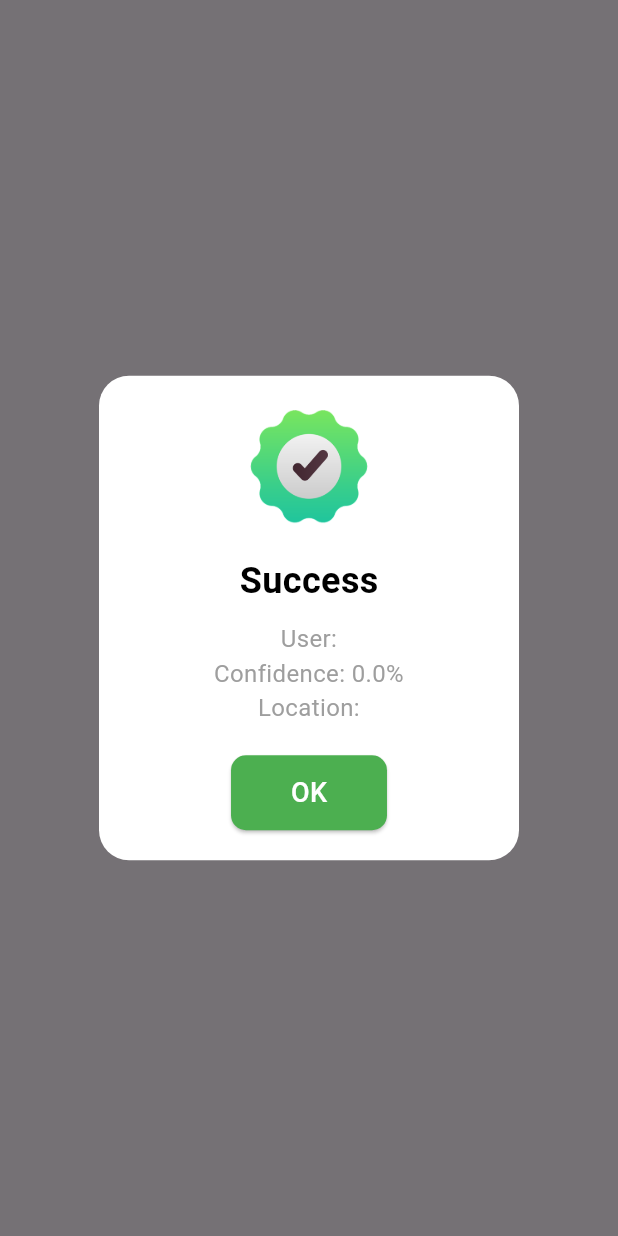
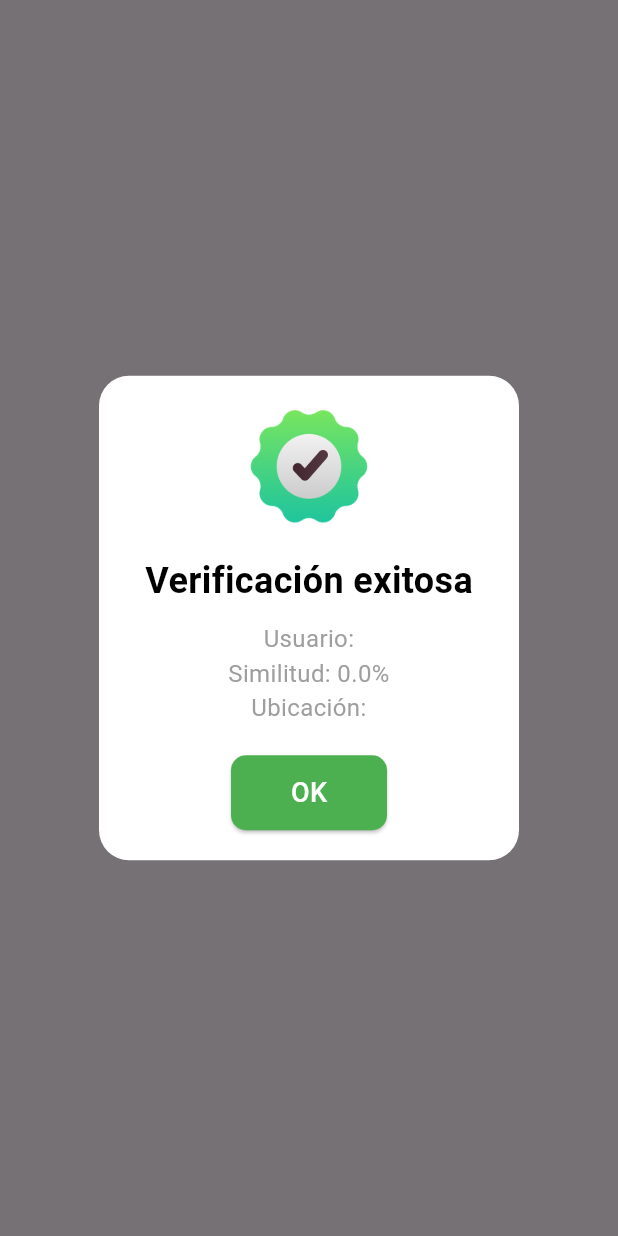
Before and after one commit to tatanardila99/recognitionApp, a Flutter app: what showSuccessDialog() shows on an empty page, opened directly with empty values, on a phone screen of 412 x 824 dp. Run offline on Flutter 3.47's test engine with Material 3 defaults, Android fonts, the phone set to English and light mode, and no system bars; our stand-ins replace camera, flutter_styled_toast, google_fonts; missing offline and left inert: face_camera, google_ml_kit; network calls fail.

Commit message:
cambios_front_end
* se ajusta la pantalla de exito para mostrar los datos correspondientes a la ubicacion y el usuario, tambien la logica de la comunicacion con el backend

```diff
--- a/lib/screens/teacher/dialog.dart
+++ b/lib/screens/teacher/dialog.dart
@@ -38,7 +38,7 @@
               ),
               const SizedBox(height: 20),
               const Text(
-                'Success',
+                'Verificación exitosa',
                 style: TextStyle(
                   fontSize: 24.0,
                   fontWeight: FontWeight.bold,
@@ -47,17 +47,17 @@
               ),
               const SizedBox(height: 10),
               Text(
-                'User: $userName',
+                'Usuario: $userName',
                 textAlign: TextAlign.center,
                 style: const TextStyle(fontSize: 16.0, color: Colors.grey),
               ),
               Text(
-                'Confidence: ${confidence.toStringAsFixed(1)}%',
+                'Similitud: ${confidence.toStringAsFixed(1)}%',
                 textAlign: TextAlign.center,
                 style: const TextStyle(fontSize: 16.0, color: Colors.grey),
               ),
               Text(
-                'Location: $locationName',
+                'Ubicación: $locationName',
                 textAlign: TextAlign.center,
                 style: const TextStyle(fontSize: 16.0, color: Colors.grey),
               ),
--- a/lib/screens/teacher/face_rekognition_screen.dart
+++ b/lib/screens/teacher/face_rekognition_screen.dart
@@ -68,13 +68,14 @@
     });
 
     try {
-      bool success = await _backendService.validateAccess(
+      Map<String, dynamic>? res = await _backendService.validateAccess(
         image,
         widget.locationId.toString(),
       );
 
-      if (success) {
-        showSuccessDialog(context: context, userName: "ivan", confidence: 99.0, locationName: "laboratorio", onOkPressed: () => {print("ok")});
+      if (res != null) {
+        Map<String, dynamic>? location = await _backendService.getLocationBYId(widget.locationId);
+        showSuccessDialog(context: context, userName: res['username'], confidence: res['similarity'], locationName: location?['location_name'], onOkPressed: () => {print("ok")});
       } else {
         showToastMessage(context: context, message: "El usuario no se encuentra registrado", isError: true);
       }
```
Also changed, not shown: lib/services/service.dart (+30 -4 lines).
